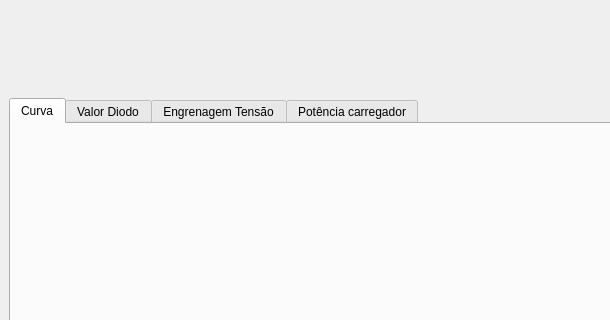
lexcibien/OpenJTX-A9, file ui/MainWindow.ui: the form before one commit; both pictures show x 0 to 610 and y 0 to 320 of the 1200 by 800 pixel window.
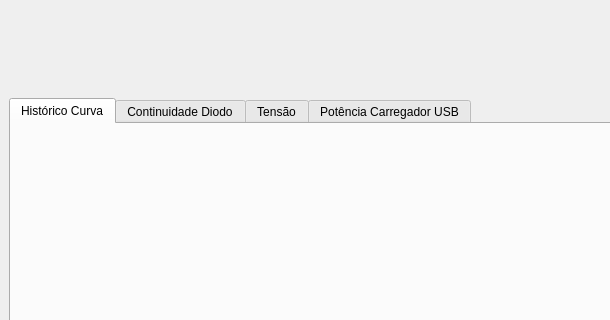
The form after the commit. Custom widgets are drawn as their Qt base class.

Commit message: renaming titles

```diff
--- a/ui/MainWindow.ui
+++ b/ui/MainWindow.ui
@@ -106,7 +106,7 @@
         </property>
         <widget class="QWidget" name="curveTab">
          <attribute name="title">
-          <string>Curva</string>
+          <string>Histórico Curva</string>
          </attribute>
          <layout class="QGridLayout" name="gridLayout_2">
           <item row="0" column="0">
@@ -144,7 +144,7 @@
         </widget>
         <widget class="QWidget" name="diodeValueTab">
          <attribute name="title">
-          <string>Valor Diodo</string>
+          <string>Continuidade Diodo</string>
          </attribute>
          <layout class="QGridLayout" name="gridLayout_3">
           <item row="0" column="0">
@@ -586,7 +586,7 @@
         </widget>
         <widget class="QWidget" name="gearVoltageTab">
          <attribute name="title">
-          <string>Engrenagem Tensão</string>
+          <string>Tensão</string>
          </attribute>
          <layout class="QGridLayout" name="gridLayout_4">
           <item row="0" column="0">
@@ -653,7 +653,7 @@
         </widget>
         <widget class="QWidget" name="chargingPowerTab">
          <attribute name="title">
-          <string>Potência carregador</string>
+          <string>Potência Carregador USB</string>
          </attribute>
          <layout class="QGridLayout" name="gridLayout_5">
           <item row="0" column="0">
```
